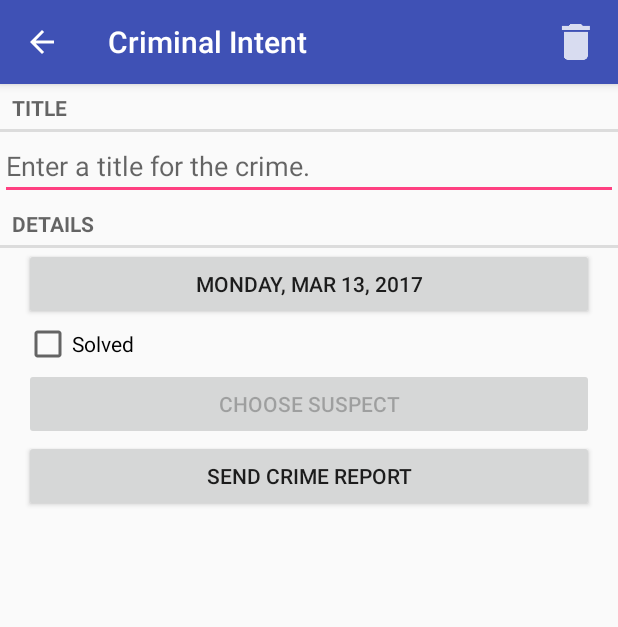
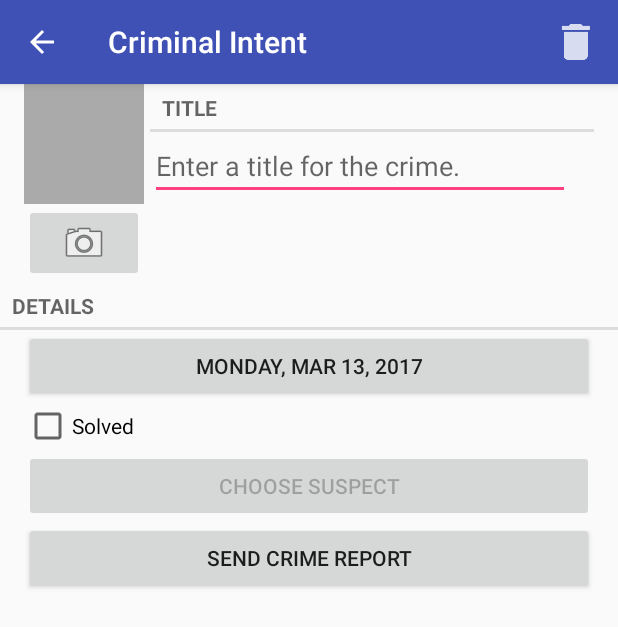
Before and after one commit to pawmot/android-programming, an Android app: the screen it shows after launch (CrimePagerActivity), after a tap on "New Crime", on a phone screen of 412 x 824 dp. Shown: the top 627 px of the screen. Run offline under Robolectric (Android 15) with nearby library versions, the phone set to English and light mode, and no system bars.

Commit message:
CI Take photos and add thumbnail

```diff
--- a/CriminalIntent/app/build.gradle
+++ b/CriminalIntent/app/build.gradle
@@ -34,6 +34,7 @@ dependencies {
     testCompile 'junit:junit:4.12'
     compile "org.jetbrains.kotlin:kotlin-stdlib:$kotlin_version"
     compile "org.jetbrains.kotlin:kotlin-reflect:$kotlin_version"
+    compile "org.jetbrains.kotlin:kotlin-stdlib-jre7:$kotlin_version"
 }
 repositories {
     mavenCentral()
--- a/CriminalIntent/app/src/main/kotlin/com/pawmot/criminalintent/CrimeFragment.kt
+++ b/CriminalIntent/app/src/main/kotlin/com/pawmot/criminalintent/CrimeFragment.kt
@@ -6,24 +6,32 @@ import android.content.Intent.ACTION_PICK
 import android.content.pm.PackageManager.MATCH_DEFAULT_ONLY
 import android.os.Bundle
 import android.provider.ContactsContract
+import android.provider.MediaStore.ACTION_IMAGE_CAPTURE
+import android.provider.MediaStore.EXTRA_OUTPUT
 import android.support.v4.app.Fragment
 import android.support.v4.app.ShareCompat
+import android.support.v4.content.FileProvider
 import android.text.format.DateFormat
 import android.view.LayoutInflater
 import android.view.View
 import android.view.ViewGroup
 import com.pawmot.criminalintent.model.Crime
 import com.pawmot.criminalintent.model.CrimeLab
+import com.pawmot.criminalintent.util.PictureUtils
 import com.pawmot.criminalintent.util.TextWatcherChangeOnly
 import kotlinx.android.synthetic.main.fragment_crime.*
+import kotlinx.android.synthetic.main.view_camera_and_title.*
+import java.io.File
 import java.util.*
 
 class CrimeFragment : Fragment() {
     companion object Companion {
+        private val tag = CrimeFragment::class.simpleName
         private val argCrimeId = "crime_id"
         private val dateDialogName = "DialogDate"
         private val requestDate = 0
         private val requestContact = 1
+        private val requestPhoto = 2
         fun newInstance(crimeId: UUID): CrimeFragment {
             val args = Bundle()
             args.putSerializable(argCrimeId, crimeId)
@@ -35,11 +43,13 @@ class CrimeFragment : Fragment() {
     }
 
     private lateinit var crime: Crime
+    private var photoFile: File? = null
 
     override fun onCreate(savedInstanceState: Bundle?) {
         super.onCreate(savedInstanceState)
         val crimeId = arguments.getSerializable(argCrimeId) as UUID
         crime = CrimeLab.instance(activity).getCrime(crimeId) ?: Crime.new()
+        photoFile = CrimeLab.instance(activity).getPhotoFile(crime)
     }
 
     override fun onCreateView(inflater: LayoutInflater, container: ViewGroup?, savedInstanceState: Bundle?): View? {
@@ -84,6 +94,21 @@ class CrimeFragment : Fragment() {
                     .createChooserIntent()
             startActivity(intent)
         }
+
+        val captureImage = Intent(ACTION_IMAGE_CAPTURE)
+        val canTakePhoto = photoFile != null && captureImage.resolveActivity(packageManager) != null
+        crimeCamera.isEnabled = canTakePhoto
+
+        if (canTakePhoto) {
+            val uri = FileProvider.getUriForFile(this.activity, "com.pawmot.criminalintent.fileprovider", photoFile)
+            captureImage.putExtra(EXTRA_OUTPUT, uri)
+        }
+
+        crimeCamera.setOnClickListener { _ ->
+            startActivityForResult(captureImage, requestPhoto)
+        }
+
+        updatePhotoView()
     }
 
     override fun onActivityResult(requestCode: Int, resultCode: Int, data: Intent?) {
@@ -109,6 +134,8 @@ class CrimeFragment : Fragment() {
                 crime.suspect = suspect
                 chooseSuspect.text = suspect
             }
+        } else if (requestCode == requestPhoto) {
+            updatePhotoView()
         }
     }
 
@@ -143,4 +170,13 @@ class CrimeFragment : Fragment() {
         val report = getString(R.string.crime_report, crime.title, dateString, solvedString, suspect)
         return report
     }
+
+    private fun updatePhotoView() {
+        if (photoFile == null || !photoFile!!.exists()) {
+            crimePhoto.setImageDrawable(null)
+        } else {
+            val bmp = PictureUtils.getScaledBitmap(photoFile!!.path, activity)
+            crimePhoto.setImageBitmap(bmp)
+        }
+    }
 }
--- /dev/null
+++ b/CriminalIntent/app/src/main/kotlin/com/pawmot/criminalintent/PhotoZoomFragment.kt
@@ -0,0 +1,4 @@
+package com.pawmot.criminalintent
+
+class PhotoZoomFragment {
+}
--- a/CriminalIntent/app/src/main/kotlin/com/pawmot/criminalintent/model/CrimeLab.kt
+++ b/CriminalIntent/app/src/main/kotlin/com/pawmot/criminalintent/model/CrimeLab.kt
@@ -3,12 +3,14 @@ package com.pawmot.criminalintent.model
 import android.content.ContentValues
 import android.content.Context
 import android.database.sqlite.SQLiteDatabase
+import android.os.Environment.DIRECTORY_PICTURES
 import com.pawmot.criminalintent.dal.CrimeBaseHelper
 import com.pawmot.criminalintent.dal.CrimeCursorWrapper
 import com.pawmot.criminalintent.dal.CrimeDbSchema.CrimeTable
+import java.io.File
 import java.util.*
 
-class CrimeLab private constructor(ctx: Context) {
+class CrimeLab private constructor(private val ctx: Context) {
     companion object Singleton {
         private var instance: CrimeLab? = null
 
@@ -25,7 +27,7 @@ class CrimeLab private constructor(ctx: Context) {
             cv.put(CrimeTable.Columns.uuid, crime.uuid.toString())
             cv.put(CrimeTable.Columns.title, crime.title)
             cv.put(CrimeTable.Columns.date, crime.date.time)
-            cv.put(CrimeTable.Columns.solved, if(crime.solved) 1 else 0)
+            cv.put(CrimeTable.Columns.solved, if (crime.solved) 1 else 0)
             cv.put(CrimeTable.Columns.suspect, crime.suspect)
 
             return cv
@@ -80,6 +82,16 @@ class CrimeLab private constructor(ctx: Context) {
         db.delete(CrimeTable.name, "${CrimeTable.Columns.uuid} = ?", arrayOf(crime.uuid.toString()))
     }
 
+    fun getPhotoFile(crime: Crime): File {
+        val picturesDir = ctx.getExternalFilesDir(DIRECTORY_PICTURES)
+        val filename = CrimePhotoFilename(crime).get()
+        val file = File(picturesDir, filename)
+        if (!file.exists()) {
+            file.createNewFile()
+        }
+        return file
+    }
+
     private fun queryCrimes(whereClause: String?, whereArgs: Array<String>?): CrimeCursorWrapper {
         val cursor = db.query(
                 CrimeTable.name,
--- /dev/null
+++ b/CriminalIntent/app/src/main/kotlin/com/pawmot/criminalintent/model/CrimePhotoFilename.kt
@@ -0,0 +1,7 @@
+package com.pawmot.criminalintent.model
+
+class CrimePhotoFilename(private val crime: Crime) {
+    fun get(): String {
+        return "IMG_${crime.uuid}.jpg"
+    }
+}
--- /dev/null
+++ b/CriminalIntent/app/src/main/kotlin/com/pawmot/criminalintent/util/PictureUtils.kt
@@ -0,0 +1,38 @@
+package com.pawmot.criminalintent.util
+
+import android.app.Activity
+import android.graphics.Bitmap
+import android.graphics.BitmapFactory
+import android.graphics.Point
+
+object PictureUtils {
+    // FIXME: use implementation from https://developer.android.com/training/camera/photobasics.html#TaskScalePhoto
+    fun getScaledBitmap(path: String, destWidth: Int, destHeight: Int): Bitmap? {
+        var opts = BitmapFactory.Options()
+        opts.inJustDecodeBounds = true
+        BitmapFactory.decodeFile(path, opts)
+
+        val srcWidth = opts.outWidth
+        val srcHeight = opts.outHeight
+
+        var inSampleSize = 1L
+        if (srcHeight > destHeight || srcWidth > destWidth) {
+            if (srcWidth > srcHeight) {
+                inSampleSize = Math.round((srcHeight / destHeight).toDouble())
+            } else {
+                inSampleSize = Math.round((srcWidth / destWidth).toDouble())
+            }
+        }
+
+        opts = BitmapFactory.Options()
+        opts.inSampleSize = inSampleSize.toInt()
+
+        return BitmapFactory.decodeFile(path, opts)
+    }
+
+    fun getScaledBitmap(path: String, activity: Activity): Bitmap? {
+        val size = Point()
+        activity.windowManager.defaultDisplay.getSize(size)
+        return getScaledBitmap(path, size.x, size.y)
+    }
+}
--- a/CriminalIntent/app/src/main/res/layout-land/fragment_crime.xml
+++ b/CriminalIntent/app/src/main/res/layout-land/fragment_crime.xml
@@ -7,17 +7,7 @@
         android:layout_height="match_parent"
         tools:context=".CrimeFragment">
 
-    <TextView
-            android:layout_width="match_parent"
-            android:layout_height="wrap_content"
-            android:text="@string/crime_title_label"
-            style="?android:listSeparatorTextViewStyle"/>
-
-    <EditText
-            android:id="@+id/crimeTitle"
-            android:layout_width="match_parent"
-            android:layout_height="wrap_content"
-            android:hint="@string/crime_title_hint"/>
+    <include layout="@layout/view_camera_and_title"/>
 
     <TextView
             android:layout_width="match_parent"
--- a/CriminalIntent/app/src/main/res/layout/fragment_crime.xml
+++ b/CriminalIntent/app/src/main/res/layout/fragment_crime.xml
@@ -7,17 +7,7 @@
         android:layout_height="match_parent"
         tools:context=".CrimeFragment">
 
-    <TextView
-            android:layout_width="match_parent"
-            android:layout_height="wrap_content"
-            android:text="@string/crime_title_label"
-            style="?android:listSeparatorTextViewStyle"/>
-
-    <EditText
-            android:id="@+id/crimeTitle"
-            android:layout_width="match_parent"
-            android:layout_height="wrap_content"
-            android:hint="@string/crime_title_hint"/>
+    <include layout="@layout/view_camera_and_title"/>
 
     <TextView
             android:layout_width="match_parent"
--- /dev/null
+++ b/CriminalIntent/app/src/main/res/layout/view_camera_and_title.xml
@@ -0,0 +1,43 @@
+<?xml version="1.0" encoding="utf-8"?>
+<LinearLayout xmlns:android="http://schemas.android.com/apk/res/android"
+              android:layout_width="match_parent"
+              android:layout_height="wrap_content"
+              android:layout_marginRight="16dp"
+              android:layout_marginLeft="16dp">
+
+    <LinearLayout android:layout_width="wrap_content"
+                  android:layout_height="wrap_content"
+                  android:orientation="vertical"
+                  android:layout_marginRight="4dp">
+
+        <ImageView android:id="@+id/crimePhoto"
+                   android:layout_width="80dp"
+                   android:layout_height="80dp"
+                   android:scaleType="centerInside"
+                   android:background="@android:color/darker_gray"
+                   android:cropToPadding="true"/>
+
+        <ImageButton android:id="@+id/crimeCamera"
+                     android:layout_width="match_parent"
+                     android:layout_height="wrap_content"
+                     android:src="@android:drawable/ic_menu_camera"/>
+
+    </LinearLayout>
+
+    <LinearLayout android:layout_width="wrap_content"
+                  android:layout_height="wrap_content"
+                  android:orientation="vertical"
+                  android:layout_weight="1">
+
+        <TextView android:layout_width="match_parent"
+                  android:layout_height="wrap_content"
+                  android:text="@string/crime_title_label"
+                  style="?android:listSeparatorTextViewStyle"/>
+
+        <EditText android:id="@+id/crimeTitle"
+                  android:layout_width="match_parent"
+                  android:layout_height="wrap_content"
+                  android:layout_marginRight="16dp"
+                  android:hint="@string/crime_title_hint"/>
+    </LinearLayout>
+</LinearLayout>
--- /dev/null
+++ b/CriminalIntent/app/src/main/res/xml/filepaths.xml
@@ -0,0 +1,4 @@
+<?xml version="1.0" encoding="utf-8"?>
+<paths>
+    <external-path name="my_images" path="Android/data/com.pawmot.criminalintent/files/Pictures" />
+</paths>
```
Also changed, not shown: CriminalIntent/app/src/main/AndroidManifest.xml (+15 -2 lines).
